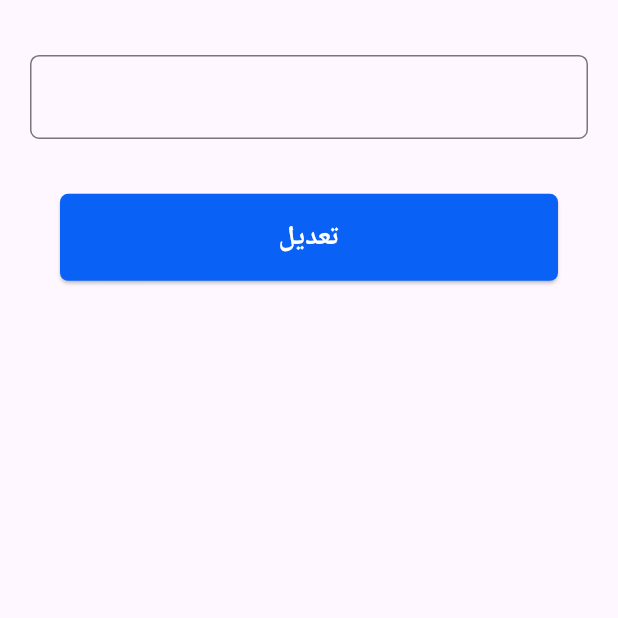
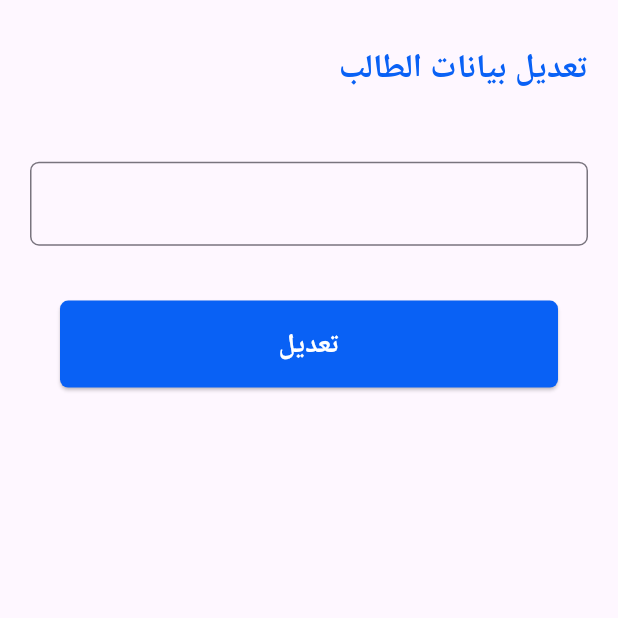
Before and after one commit to Mohamed-7agag/EDUCA_app, a Flutter app: the CustomBottomBar screen opened by its route, after a tap on "تعديل", on a phone screen of 412 x 824 dp, the top half of it. Run offline on Flutter 3.47's test engine with Material 3 defaults, Android fonts, the phone set to English and light mode, and no system bars; our stand-ins replace awesome_dialog, flutter_bloc, flutter_screenutil, google_fonts, google_nav_bar, image_picker and 1 more; Roboto replaces fonts that are missing (Tajawal).

```diff
--- a/lib/Core/utils/app_router.dart
+++ b/lib/Core/utils/app_router.dart
@@ -13,6 +13,7 @@ import '../../Features/auth/presentation/view_model/register_option_cubit.dart';
 import '../../Features/bottom_bar/presentation/view_model/bottom_bar_cubit.dart';
 import '../../Features/class_options/presentation/view_model/class_options_cubit.dart';
 import '../../Features/profile/presentation/view_model/change_profile_image_cubit.dart';
+import '../../Features/profile/presentation/views/profile_select_class_edit_view.dart';
 import '../../Features/profile/presentation/views/profile_view.dart';
 
 class AppRouter {
@@ -26,6 +27,8 @@ class AppRouter {
   static const String customBottomBarViewRoute = "/customBottomBarView";
   static const String profileViewRoute = "/profileView";
   static const String profileEditViewRoute = "/profileEditView";
+  static const String profileSelectClassEditViewRoute =
+      "/profileSelectClassEditView";
 
   static Route<dynamic> generateRoute(RouteSettings settings) {
     switch (settings.name) {
@@ -99,6 +102,11 @@ class AppRouter {
             value: args["value"],
           ),
         );
+      case profileSelectClassEditViewRoute:
+        var args = settings.arguments as String;
+        return MaterialPageRoute(
+          builder: (context) => ProfileSelectClassEditView(value: args),
+        );
       default:
         return MaterialPageRoute(
           builder: (context) {
--- a/lib/Core/widgets/custom_button.dart
+++ b/lib/Core/widgets/custom_button.dart
@@ -15,7 +15,7 @@ class CustomButton extends StatelessWidget {
       style: ElevatedButton.styleFrom(
           backgroundColor: kPrimaryColor,
           foregroundColor: Colors.white,
-          padding: const EdgeInsets.symmetric(vertical: 16),
+          padding: const EdgeInsets.only(bottom: 15, top: 17),
           shape:
               RoundedRectangleBorder(borderRadius: BorderRadius.circular(6.r))),
       child: Text(
--- a/lib/Features/bottom_bar/presentation/views/custom_bottom_bar.dart
+++ b/lib/Features/bottom_bar/presentation/views/custom_bottom_bar.dart
@@ -43,7 +43,7 @@ class CustomBottomBar extends StatelessWidget {
                     text: "كورساتي",
                   ),
                   GButton(
-                    icon: Icons.home_filled,
+                    icon: Icons.home_outlined,
                     text: "الرئيسية",
                   ),
                 ],
--- a/lib/Features/profile/presentation/views/profile_edit_view.dart
+++ b/lib/Features/profile/presentation/views/profile_edit_view.dart
@@ -7,25 +7,31 @@ import 'package:flutter/material.dart';
 import 'package:flutter_bloc/flutter_bloc.dart';
 import 'package:flutter_screenutil/flutter_screenutil.dart';
 
+import '../../../../Core/utils/styles.dart';
+
 class ProfileEditView extends StatelessWidget {
   ProfileEditView({super.key, required this.value, required this.parameter});
 
   String value;
   final String parameter;
-  TextEditingController controller = TextEditingController();
 
   @override
   Widget build(BuildContext context) {
     return Scaffold(
       body: SafeArea(
         child: Padding(
-          padding: const EdgeInsets.symmetric(horizontal: 20),
+          padding: const EdgeInsets.symmetric(horizontal: 20, vertical: 30),
           child: Column(
             crossAxisAlignment: CrossAxisAlignment.stretch,
             children: [
-              SizedBox(height: 40.h),
+              Text(
+                "تعديل بيانات الطالب",
+                style: Styles.textStyle24.copyWith(
+                    fontWeight: FontWeight.bold, color: kPrimaryColor),
+                textAlign: TextAlign.right,
+              ),
+              SizedBox(height: 50.h),
               TextFormField(
-                //controller: controller,
                 onChanged: (val) {
                   value = val;
                 },
@@ -49,27 +55,24 @@ class ProfileEditView extends StatelessWidget {
                 child: CustomButton(
                     text: "تعديل",
                     onpressed: () {
-                      //!TODO : check appRegex is valid
-                      if(value.isEmpty){
-                         AwesomeDialog(
+                      if (value.isEmpty) {
+                        AwesomeDialog(
                           context: context,
                           dialogType: DialogType.error,
                           animType: AnimType.rightSlide,
                           title: 'حدث خطأ',
-                          desc: 'الحقل فارغ',
+                          desc: 'غير مسموح بجعل الحقل فارغ',
                           btnOkText: "حسنا",
                           btnCancelText: "اغلاق",
                           btnOkOnPress: () {},
                           btnCancelOnPress: () {},
                         ).show();
+                      } else {
+                        context
+                            .read<StudentCubit>()
+                            .updateData(parameter, value);
+                        Navigator.pop(context);
                       }
-                      else{
-                        context
-                          .read<StudentCubit>()
-                          .updateData(parameter, value);
-                      Navigator.pop(context);
-                      }
-
                     }),
               )
             ],
--- a/lib/Features/profile/presentation/widgets/profile_view_body.dart
+++ b/lib/Features/profile/presentation/widgets/profile_view_body.dart
@@ -27,7 +27,7 @@ class ProfileViewBody extends StatelessWidget {
             return Column(
               crossAxisAlignment: CrossAxisAlignment.stretch,
               children: [
-                SizedBox(height: 35.h),
+                SizedBox(height: 30.h),
                 Stack(
                   clipBehavior: Clip.none,
                   alignment: Alignment.center,
@@ -35,15 +35,22 @@ class ProfileViewBody extends StatelessWidget {
                     BlocBuilder<ProfileImageCubit, File?>(
                       builder: (context, imageState) {
                         return CircleAvatar(
-                          radius: 55.r,
+                          radius: 56.r,
                           backgroundColor: Colors.grey[300],
                           backgroundImage:
                               imageState == null ? null : FileImage(imageState),
+                          child: imageState == null
+                              ? Icon(
+                                  Icons.person,
+                                  size: 50,
+                                  color: Colors.grey[700],
+                                )
+                              : null,
                         );
                       },
                     ),
                     Positioned(
-                      right: 115.w,
+                      right: 112.w,
                       top: 75.h,
                       child: IconButton(
                         onPressed: () async {
@@ -130,11 +137,11 @@ class ProfileViewBody extends StatelessWidget {
                   value: student.studentClass ?? '',
                   iconData: Icons.class_,
                   onpressed: () {
-                    Navigator.pushNamed(context, AppRouter.profileEditViewRoute,
-                        arguments: {
-                          "parameter": "studentClass",
-                          "value": student.studentClass ?? '',
-                        });
+                    Navigator.pushNamed(
+                      context,
+                      AppRouter.profileSelectClassEditViewRoute,
+                      arguments: student.studentClass ?? '',
+                    );
                   },
                 ),
                 SizedBox(height: 50.h),
```
Also changed, not shown: lib/Features/auth/presentation/view_model/student_cubit.dart (+4 -4 lines), lib/Features/profile/presentation/views/profile_select_class_edit_view.dart (added, +152 -0 lines).
